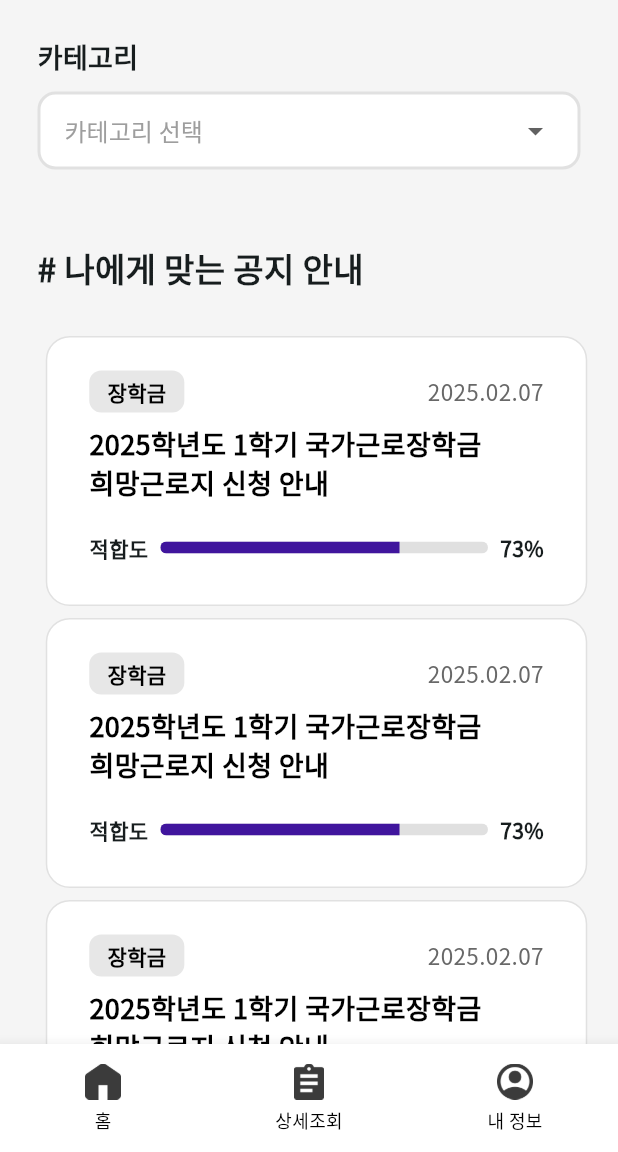
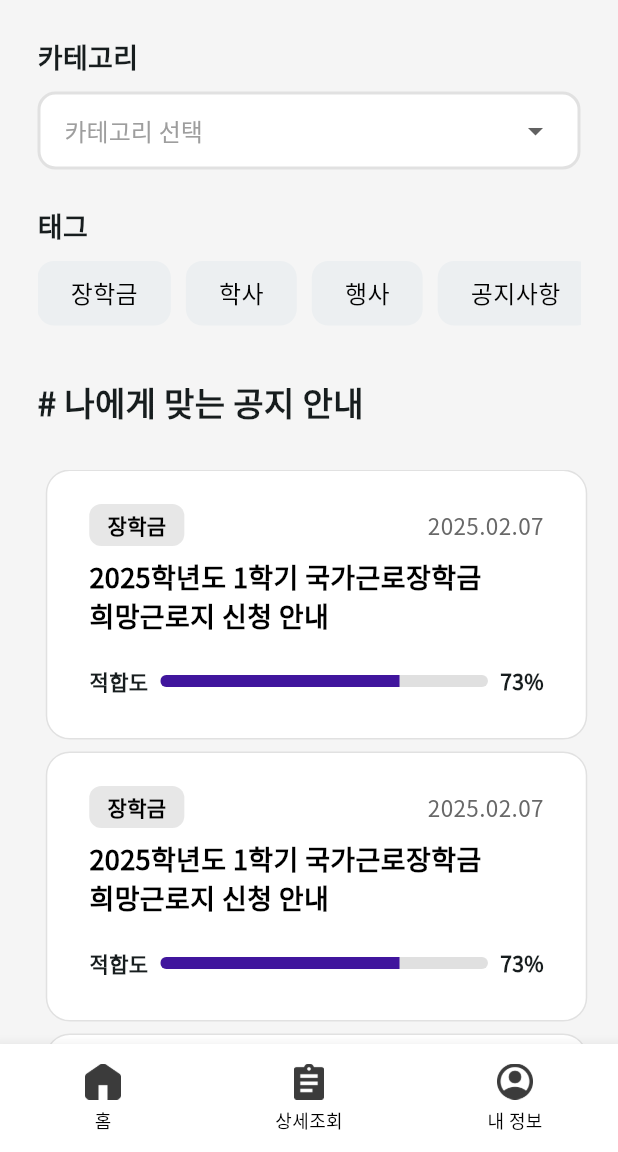
Before and after one commit to GDGxUMC-Hackathon-Team1/frontend, a Flutter app: the screen it shows after launch, item 2 of the bottom bar chosen, on a phone screen of 412 x 824 dp, the part 84-1236 px from its top. Run offline on Flutter 3.47's test engine with Material 3 defaults, Android fonts, the phone set to English and light mode, and no system bars; our stand-ins replace carousel_slider.

Commit message:
add: 태그 추가

```diff
--- a/lib/core/app_colors.dart
+++ b/lib/core/app_colors.dart
@@ -18,6 +18,7 @@ class AppColors {
   static const Color textWhite = Color(0xFFFFFFFF);
 
   // 태그 색
+  static const Color tagBackgroundLightGray = Color(0xFFECEFF1);
   static const Color tagBackgroundGray = Color(0xFFE7E7E7);
   static const Color tagBackgroundPurple = Color(0xFF8050F2);
 
--- a/lib/main.dart
+++ b/lib/main.dart
@@ -59,6 +59,7 @@ class _MyHomePageState extends State<MyHomePage> {
       backgroundColor: Color(0xffF5F5F5),
       floatingActionButtonLocation: FloatingActionButtonLocation.endFloat,
       appBar: AppBar(
+        scrolledUnderElevation: 0,
         backgroundColor: Colors.white,
         title: Text('  '+ widget.title, style: TextStyle(fontWeight: FontWeight.bold, fontSize: 30),),
       ),
--- a/lib/screens/notice_details.dart
+++ b/lib/screens/notice_details.dart
@@ -6,6 +6,7 @@ import 'package:frontend/widgets/notice_card.dart';
 import '../widgets/category_card.dart';
 import '../widgets/homepage_top_banner.dart';
 import '../widgets/relevant_notice_card.dart';
+import '../widgets/tag_button.dart';
 
 class NoticeDetailsPage extends StatefulWidget {
   const NoticeDetailsPage({super.key});
@@ -27,6 +28,19 @@ class _NoticeDetailsPageState extends State<NoticeDetailsPage> {
     '행사',
     '공지사항',
   ];
+
+  List<String> selectedTags = []; // 선택된 태그 리스트
+
+  // 태그가 선택되었을 때 호출되는 콜백 함수
+  void _onTagTapped(String tag) {
+    setState(() {
+      if (selectedTags.contains(tag)) {
+        selectedTags.remove(tag); // 이미 선택된 태그는 제거
+      } else {
+        selectedTags.add(tag); // 선택되지 않은 태그는 추가
+      }
+    });
+  }
 
   @override
   Widget build(BuildContext context) {
@@ -56,6 +70,41 @@ class _NoticeDetailsPageState extends State<NoticeDetailsPage> {
                   ),
                 ],
               ),
+            ),
+          ),
+
+          // 여러 태그 버튼들
+          Padding(
+            padding: const EdgeInsets.symmetric(horizontal: 25.0),
+            child: Column(
+              crossAxisAlignment: CrossAxisAlignment.start,
+              children: [
+                Text("태그", style: TextStyle(fontWeight: FontWeight.bold, fontSize: 18),),
+                SizedBox(height: 10,),
+                SingleChildScrollView(
+                  scrollDirection: Axis.horizontal, // 가로로 스크롤 가능
+                  child: Row(
+                    children: [
+                      TagButton(
+                        tag: '장학금',
+                        onTap: _onTagTapped,
+                      ),
+                      TagButton(
+                        tag: '학사',
+                        onTap: _onTagTapped,
+                      ),
+                      TagButton(
+                        tag: '행사',
+                        onTap: _onTagTapped,
+                      ),
+                      TagButton(
+                        tag: '공지사항',
+                        onTap: _onTagTapped,
+                      ),
+                    ],
+                  ),
+                ),
+              ],
             ),
           ),
 
--- /dev/null
+++ b/lib/widgets/tag_button.dart
@@ -0,0 +1,51 @@
+import 'package:flutter/material.dart';
+import 'package:frontend/core/app_colors.dart';
+
+class TagButton extends StatefulWidget {
+  final String tag; // 태그의 텍스트
+  final Function(String) onTap; // 태그가 눌렸을 때 호출될 콜백
+
+  const TagButton({
+    Key? key,
+    required this.tag,
+    required this.onTap,
+  }) : super(key: key);
+
+  @override
+  _TagButtonState createState() => _TagButtonState();
+}
+
+class _TagButtonState extends State<TagButton> {
+  bool _isSelected = false; // 태그의 선택 상태
+
+  @override
+  Widget build(BuildContext context) {
+    return GestureDetector(
+      onTap: () {
+        setState(() {
+          _isSelected = !_isSelected; // 태그가 눌릴 때 상태를 반전시킴
+        });
+        widget.onTap(widget.tag); // 태그 눌렀을 때 호출되는 콜백
+      },
+      child: Container(
+        padding: EdgeInsets.symmetric(horizontal: 20, vertical: 8),
+        margin: EdgeInsets.only(right: 10, bottom: 10),
+        decoration: BoxDecoration(
+          color: _isSelected ? AppColors.tagBackgroundPurple :AppColors.tagBackgroundLightGray, // 선택 여부에 따라 색상 변경
+          borderRadius: BorderRadius.circular(11),
+          border: Border.all(
+            color: Colors.transparent, // 선택된 상태에서 테두리 색상
+            width: 2,
+          ),
+        ),
+        child: Text(
+          widget.tag,
+          style: TextStyle(
+            color: _isSelected ? Colors.white : Colors.black, // 선택된 상태에서 텍스트 색상
+            fontSize: 16,
+          ),
+        ),
+      ),
+    );
+  }
+}
```
